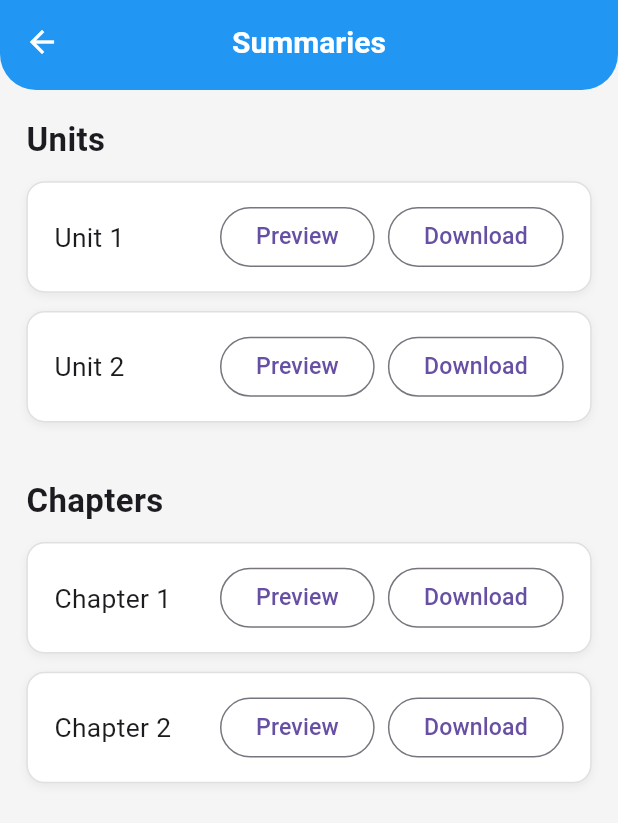
After one commit to Shehab-adel/mr_app, a Flutter app: the SummariesScreen screen opened by its route, on a phone screen of 412 x 824 dp. The commit adds this screen. Shown: the top 823 px of the screen. Run offline on Flutter 3.47's test engine with Material 3 defaults, Android fonts, the light colour scheme and no system bars; our stand-ins replace flutter_screenutil, open_filex, shared_preferences, youtube_player_flutter; missing offline and left inert: syncfusion_flutter_pdfviewer; accounts and stored records are empty; network calls fail.

Commit message:
Refactor Summaries screen: split widgets + make responsive with flutter_screenutil

```diff
--- /dev/null
+++ b/lib/screens/summeries/summaries_screen.dart
@@ -0,0 +1,51 @@
+// lib/widgets/summaries/summaries_screen.dart
+import 'package:flutter/material.dart';
+import 'package:flutter_screenutil/flutter_screenutil.dart';
+import 'package:mister_app/widgets/common/custom_appbare.dart';
+import 'package:mister_app/widgets/summeries/Summaries_Section.dart';
+
+class SummariesScreen extends StatelessWidget {
+  const SummariesScreen({super.key});
+
+  @override
+  Widget build(BuildContext context) {
+    final List<Map<String, String>> units = [
+      {
+        "title": "Unit 1",
+        "url": "https://www.africau.edu/images/default/sample.pdf"
+      },
+      {
+        "title": "Unit 2",
+        "url":
+            "https://www.w3.org/WAI/ER/tests/xhtml/testfiles/resources/pdf/dummy.pdf"
+      },
+    ];
+
+    final List<Map<String, String>> chapters = [
+      {
+        "title": "Chapter 1",
+        "url": "https://www.africau.edu/images/default/sample.pdf"
+      },
+      {
+        "title": "Chapter 2",
+        "url":
+            "https://www.w3.org/WAI/ER/tests/xhtml/testfiles/resources/pdf/dummy.pdf"
+      },
+    ];
+
+    return Scaffold(
+      backgroundColor: Colors.grey[100],
+      appBar: const CustomAppbare(title: "Summaries"),
+      body: SingleChildScrollView(
+        padding: EdgeInsets.all(16.w),
+        child: Column(
+          crossAxisAlignment: CrossAxisAlignment.start,
+          children: [
+            SummariesSection(title: "Units", items: units),
+            SummariesSection(title: "Chapters", items: chapters),
+          ],
+        ),
+      ),
+    );
+  }
+}
--- a/lib/screens/videos/playlists_screen.dart
+++ b/lib/screens/videos/playlists_screen.dart
@@ -3,7 +3,7 @@ import 'package:flutter_screenutil/flutter_screenutil.dart';
 import '../../models/playlist_model.dart';
 import '../../services/youtub_services.dart';
 import '../../widgets/playlists/playlist_card.dart';
-import '../../widgets/playlists/playlists_appbar.dart';
+import '../../widgets/common/custom_appbare.dart';
 
 class PlaylistsScreen extends StatelessWidget {
   final String channelId = "UC_hK9fOxyy_TM8FJGXIyG8Q";
@@ -14,7 +14,9 @@ class PlaylistsScreen extends StatelessWidget {
   @override
   Widget build(BuildContext context) {
     return Scaffold(
-      appBar: const PlaylistsAppBar(),
+      appBar: const CustomAppbare(
+        title: "Playlists",
+      ),
       body: FutureBuilder<List<Playlist>>(
         future: service.fetchAllPlaylists(channelId),
         builder: (context, snapshot) {
--- a/lib/utils/app_routes.dart
+++ b/lib/utils/app_routes.dart
@@ -5,6 +5,7 @@ import 'package:mister_app/screens/home_screen.dart';
 import 'package:mister_app/screens/login_screen.dart';
 import 'package:mister_app/screens/payment_screen.dart';
 import 'package:mister_app/screens/register_screen.dart';
+import 'package:mister_app/screens/summeries/summaries_screen.dart';
 import 'package:mister_app/screens/videos/player_videos_screen.dart';
 import 'package:mister_app/screens/videos/playlists_screen.dart';
 
@@ -17,6 +18,7 @@ class AppRoutes {
   static const String plylist = '/videos';
   static const String plylitPlayer = '/videos_player';
   static const String selectGrade = '/select_grade';
+  static const String summaries = '/summaries';
 
   static Route<dynamic> generateRoute(RouteSettings settings) {
     switch (settings.name) {
@@ -34,6 +36,9 @@ class AppRoutes {
         return _fadeSlideRoute(const HomeScreen(), settings);
       case plylist:
         return _fadeSlideRoute(PlaylistsScreen(), settings);
+      case summaries:
+        return _fadeSlideRoute(const SummariesScreen(), settings);
+
       case plylitPlayer:
         return _fadeSlideRoute(
             const PlayerVideosScreen(
--- a/lib/widgets/playlists/playlists_appbar.dart
+++ b/lib/widgets/common/custom_appbare.dart
@@ -1,15 +1,16 @@
 import 'package:flutter/material.dart';
 
-class PlaylistsAppBar extends StatelessWidget implements PreferredSizeWidget {
-  const PlaylistsAppBar({super.key});
+class CustomAppbare extends StatelessWidget implements PreferredSizeWidget {
+  final String title;
+  const CustomAppbare({required this.title, super.key});
 
   @override
   Widget build(BuildContext context) {
     return AppBar(
-      automaticallyImplyLeading: false,
-      title: const Text(
-        "Playlists",
-        style: TextStyle(
+      // automaticallyImplyLeading: false,
+      title: Text(
+        title,
+        style: const TextStyle(
           fontWeight: FontWeight.bold,
           fontSize: 20,
           color: Colors.white,
--- a/lib/widgets/home/feature_grid.dart
+++ b/lib/widgets/home/feature_grid.dart
@@ -27,7 +27,7 @@ class FeatureGrid extends StatelessWidget {
               color: Colors.red),
           FeatureCard(
               onTap: () {
-                Navigator.pushNamed(context, 'AppRoutes.summaries');
+                Navigator.pushNamed(context, AppRoutes.summaries);
               },
               icon: Icons.notes,
               title: "Summaries",
--- a/lib/widgets/payment/grade_dropdown.dart
+++ b/lib/widgets/payment/grade_dropdown.dart
@@ -22,7 +22,7 @@ class GradeDropdown extends StatelessWidget {
           borderRadius: BorderRadius.circular(12.r),
         ),
       ),
-      value: selectedGrade,
+      initialValue: selectedGrade,
       items: grades.map((grade) {
         return DropdownMenuItem<String>(
           value: grade,
--- a/lib/widgets/payment/grade_selector.dart
+++ b/lib/widgets/payment/grade_selector.dart
@@ -13,7 +13,7 @@ class GradeSelector extends StatelessWidget {
   @override
   Widget build(BuildContext context) {
     return DropdownButtonFormField<String>(
-      value: selectedGrade,
+      initialValue: selectedGrade,
       hint: const Text("اختر الصف"),
       items: const [
         DropdownMenuItem(value: "الصف الأول", child: Text("الصف الأول")),
--- /dev/null
+++ b/lib/widgets/summeries/Summaries_Item.dart
@@ -0,0 +1,102 @@
+// lib/widgets/summaries/summaries_item.dart
+import 'dart:io';
+import 'package:flutter/material.dart';
+import 'package:flutter_screenutil/flutter_screenutil.dart';
+import 'package:mister_app/screens/summeries/Pdf_Viewer_Screen.dart';
+import 'package:open_filex/open_filex.dart';
+import 'package:http/http.dart' as http;
+import 'package:path_provider/path_provider.dart';
+
+class SummariesItem extends StatelessWidget {
+  final String title;
+  final String url;
+
+  const SummariesItem({
+    super.key,
+    required this.title,
+    required this.url,
+  });
+
+  Future<String> downloadFile(String url, String fileName) async {
+    final response = await http.get(Uri.parse(url));
+    if (response.statusCode == 200) {
+      final dir = await getApplicationDocumentsDirectory();
+      final file = File("${dir.path}/$fileName");
+      await file.writeAsBytes(response.bodyBytes);
+      return file.path;
+    } else {
+      throw Exception("فشل التحميل");
+    }
+  }
+
+  @override
+  Widget build(BuildContext context) {
+    return Container(
+      margin: EdgeInsets.only(bottom: 12.h),
+      padding: EdgeInsets.symmetric(horizontal: 16.w, vertical: 12.h),
+      decoration: BoxDecoration(
+        color: Colors.white,
+        borderRadius: BorderRadius.circular(12.r),
+        border: Border.all(color: Colors.grey.shade300),
+        boxShadow: [
+          BoxShadow(
+            color: Colors.black.withOpacity(0.05),
+            blurRadius: 4.r,
+            offset: Offset(0, 2.h),
+          ),
+        ],
+      ),
+      child: Row(
+        mainAxisAlignment: MainAxisAlignment.spaceBetween,
+        children: [
+          Text(
+            title,
+            style: TextStyle(fontSize: 16.sp),
+          ),
+          Row(
+            children: [
+              OutlinedButton(
+                style: OutlinedButton.styleFrom(
+                  foregroundColor: Theme.of(context).primaryColor,
+                ),
+                onPressed: () async {
+                  try {
+                    final filePath = await downloadFile(url, "$title.pdf");
+                    Navigator.push(
+                      context,
+                      MaterialPageRoute(
+                        builder: (_) => PdfViewerScreen(filePath: filePath),
+                      ),
+                    );
+                  } catch (e) {
+                    ScaffoldMessenger.of(context).showSnackBar(
+                      SnackBar(content: Text("خطأ في المعاينة: $e")),
+                    );
+                  }
+                },
+                child: Text("Preview", style: TextStyle(fontSize: 14.sp)),
+              ),
+              SizedBox(width: 8.w),
+              OutlinedButton(
+                style: OutlinedButton.styleFrom(
+                  foregroundColor: Theme.of(context).primaryColor,
+                ),
+                onPressed: () async {
+                  try {
+                    final filePath = await downloadFile(url, "$title.pdf");
+                    await OpenFilex.open(filePath);
+                  } catch (e) {
+                    ScaffoldMessenger.of(context).showSnackBar(
+                      SnackBar(content: Text("خطأ في التحميل: $e")),
+                    );
+                  }
+                },
+                child: Text("Download", style: TextStyle(fontSize: 14.sp)),
+              ),
+            ],
+          )
+        ],
+      ),
+    );
+  }
+}
--- /dev/null
+++ b/lib/widgets/summeries/Summaries_Section.dart
@@ -0,0 +1,36 @@
+// lib/widgets/summaries/summaries_section.dart
+import 'package:flutter/material.dart';
+import 'package:flutter_screenutil/flutter_screenutil.dart';
+import 'package:mister_app/widgets/summeries/Summaries_Item.dart';
+
+class SummariesSection extends StatelessWidget {
+  final String title;
+  final List<Map<String, String>> items;
+
+  const SummariesSection({
+    super.key,
+    required this.title,
+    required this.items,
+  });
+
+  @override
+  Widget build(BuildContext context) {
+    return Column(
+      crossAxisAlignment: CrossAxisAlignment.start,
+      children: [
+        Text(
+          title,
+          style: TextStyle(fontSize: 20.sp, fontWeight: FontWeight.bold),
+        ),
+        SizedBox(height: 12.h),
+        ...items.map((item) {
+          return SummariesItem(
+            title: item["title"]!,
+            url: item["url"]!,
+          );
+        }),
+        SizedBox(height: 24.h),
+      ],
+    );
+  }
+}
```
Also changed, not shown: lib/screens/summeries/Pdf_Viewer_Screen.dart (added, +21 -0 lines), pubspec.yaml (+6 -1 lines), pubspec.lock, 5 other files.
